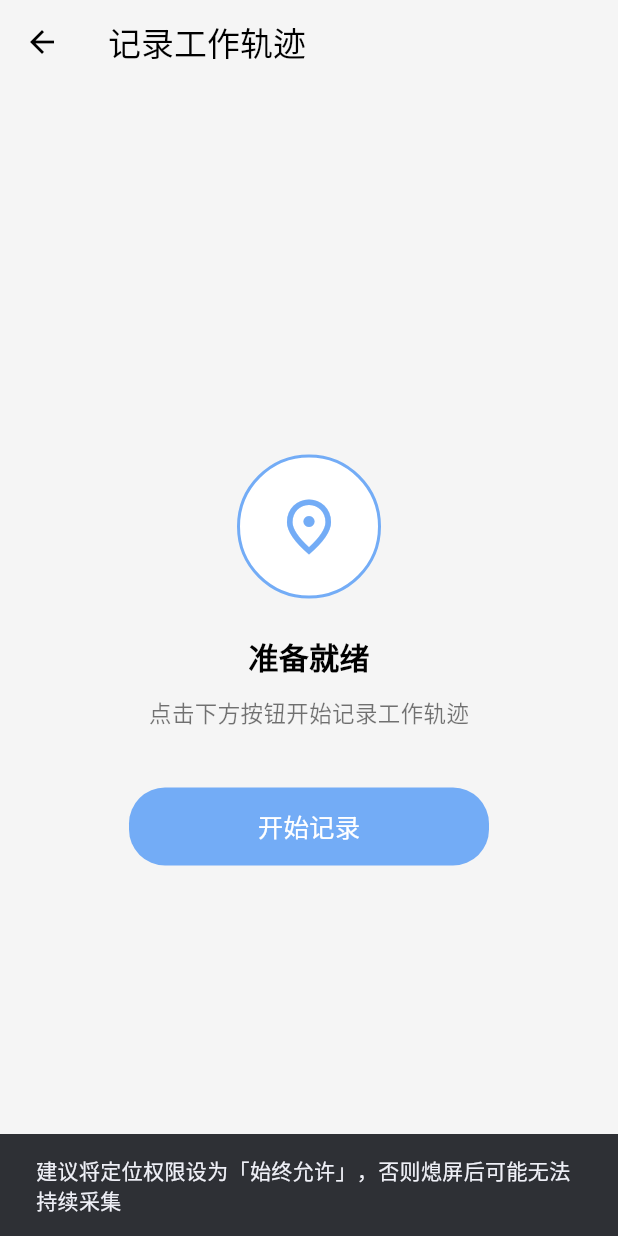
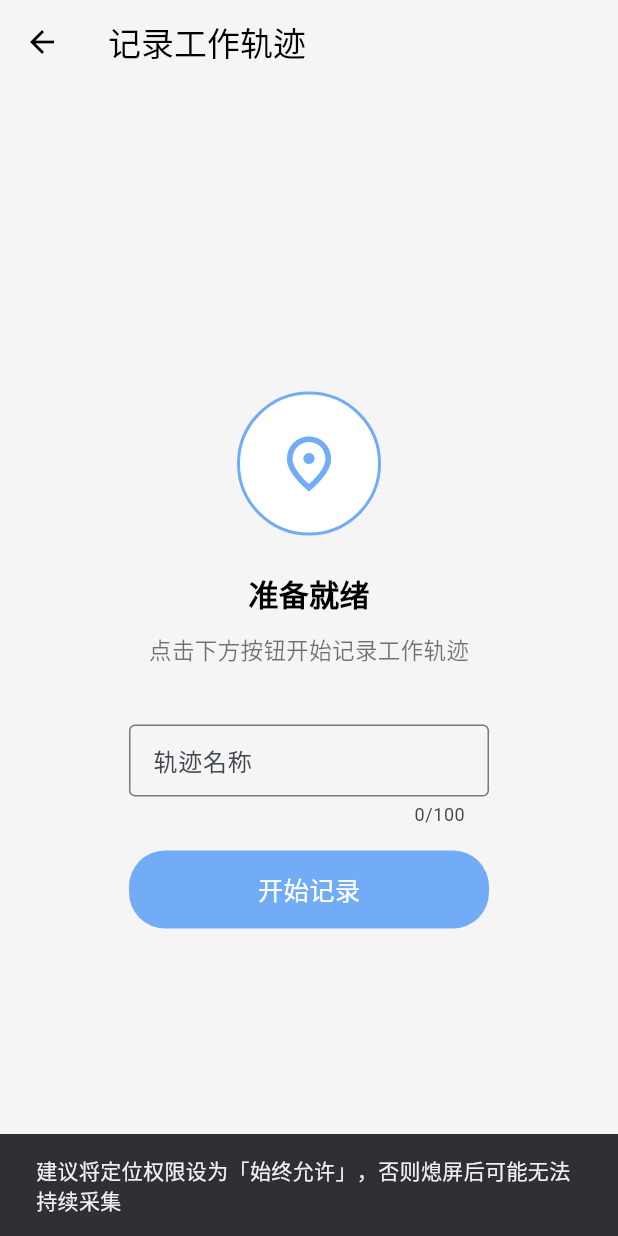
Before and after one commit to Zjylele/work_path_app, a Flutter app: the HomePage screen opened directly, after a tap on "开始记录工作轨迹", on a phone screen of 412 x 824 dp. Run offline on Flutter 3.47's test engine with Material 3 defaults, Android fonts, the phone set to English and light mode, and no system bars; our stand-ins replace connectivity_plus, dio, geolocator, plugin_platform_interface, shared_preferences, sqflite and 1 more; accounts and stored records are empty.

Commit message:
feat(track): 记录轨迹时录入名称——本地库 v3 迁移、上传携带名称、列表与详情展示（旧轨迹显示未命名）

```diff
--- a/lib/models/track.dart
+++ b/lib/models/track.dart
@@ -4,6 +4,7 @@ class Track {
     required this.id,
     required this.userId,
     required this.startTime,
+    this.name,
     this.endTime,
     this.status = 'ongoing',
     this.distance,
@@ -15,6 +16,9 @@ class Track {
 
   /// 所属员工账号/手机号
   final String userId;
+
+  /// 轨迹名称（开始记录时填写；旧数据为 null，展示层统一显示「未命名」）
+  final String? name;
 
   /// 开始时间
   final DateTime startTime;
@@ -38,6 +42,7 @@ class Track {
     return {
       'id': id,
       'user_id': userId,
+      'name': name,
       'start_time': startTime.toIso8601String(),
       'end_time': endTime?.toIso8601String(),
       'status': status,
@@ -50,6 +55,7 @@ class Track {
     return Track(
       id: map['id'] as String,
       userId: map['user_id'] as String,
+      name: map['name'] as String?,
       startTime: DateTime.parse(map['start_time'] as String),
       endTime: map['end_time'] == null
           ? null
@@ -63,6 +69,7 @@ class Track {
   Track copyWith({
     String? id,
     String? userId,
+    String? name,
     DateTime? startTime,
     DateTime? endTime,
     String? status,
@@ -73,6 +80,7 @@ class Track {
     return Track(
       id: id ?? this.id,
       userId: userId ?? this.userId,
+      name: name ?? this.name,
       startTime: startTime ?? this.startTime,
       endTime: clearEndTime ? null : (endTime ?? this.endTime),
       status: status ?? this.status,
--- a/lib/pages/record_track_page.dart
+++ b/lib/pages/record_track_page.dart
@@ -51,6 +51,12 @@ class _RecordTrackPageState extends State<RecordTrackPage> {
   /// 已采集的轨迹点（记录中的点，trackId 暂为空串）
   final List<TrackPoint> _points = [];
 
+  /// 轨迹名称输入框（开始记录前填写）
+  final TextEditingController _nameController = TextEditingController();
+
+  /// 本次记录的轨迹名称（开始时锁定，结束时随轨迹保存并上传）
+  String? _trackName;
+
   /// 位置流订阅（替代 Timer 轮询，熄屏时由前台服务保持运行）
   StreamSubscription<Position>? _positionSub;
 
@@ -66,6 +72,7 @@ class _RecordTrackPageState extends State<RecordTrackPage> {
   @override
   void dispose() {
     _positionSub?.cancel();
+    _nameController.dispose();
     super.dispose();
   }
 
@@ -109,10 +116,17 @@ class _RecordTrackPageState extends State<RecordTrackPage> {
       ..showSnackBar(SnackBar(content: Text(message)));
   }
 
-  /// 开始记录：订阅位置流，按采集间隔持续采点
+  /// 开始记录：校验名称 → 订阅位置流，按采集间隔持续采点
   void _startRecording() {
+    // 名称在开始时填入并锁定，结束上传时随轨迹一并入库
+    final name = _nameController.text.trim();
+    if (name.isEmpty) {
+      _showSnack('请先填写本次轨迹名称');
+      return;
+    }
     setState(() {
       _recording = true;
+      _trackName = name;
       _startTime = DateTime.now();
       _lastSampleTime = _startTime;
       _points.clear();
@@ -265,6 +279,7 @@ class _RecordTrackPageState extends State<RecordTrackPage> {
     final track = Track(
       id: trackId,
       userId: widget.username,
+      name: _trackName,
       startTime: _startTime ?? endTime,
       endTime: endTime,
       status: 'finished',
@@ -282,7 +297,7 @@ class _RecordTrackPageState extends State<RecordTrackPage> {
     TrackUploadService.instance.uploadTrack(track).catchError((_) {});
 
     if (!mounted) return;
-    _showSnack('轨迹已保存，共采集 ${points.length} 个点');
+    _showSnack('「$_trackName」已保存，共采集 ${points.length} 个点');
     Navigator.of(context).pop(true);
   }
 
@@ -355,6 +370,24 @@ class _RecordTrackPageState extends State<RecordTrackPage> {
                   style: const TextStyle(fontSize: 15, color: Colors.black54),
                 ),
                 const SizedBox(height: 40),
+                // 未开始记录时先填名称（开始后收起，名称随本次记录锁定）
+                if (!_recording) ...[
+                  SizedBox(
+                    width: 240,
+                    child: TextField(
+                      controller: _nameController,
+                      maxLength: 100,
+                      textInputAction: TextInputAction.done,
+                      decoration: const InputDecoration(
+                        labelText: '轨迹名称',
+                        hintText: '如：客户拜访行程',
+                        border: OutlineInputBorder(),
+                        isDense: true,
+                      ),
+                    ),
+                  ),
+                  const SizedBox(height: 16),
+                ],
                 // 开始/结束按钮
                 SizedBox(
                   width: 240,
--- a/lib/services/track_database.dart
+++ b/lib/services/track_database.dart
@@ -7,7 +7,7 @@ import '../models/track_point.dart';
 /// 轨迹数据库服务（sqflite）
 ///
 /// 包含两张表：
-/// - track：轨迹主表（id、user_id、start_time、end_time、status、distance）
+/// - track：轨迹主表（id、user_id、name、start_time、end_time、status、distance）
 /// - track_point：轨迹点表（id、track_id、latitude、longitude、record_time）
 ///
 /// 单例使用：[TrackDatabase.instance]
@@ -37,7 +37,7 @@ class TrackDatabase {
     _db = await factory.openDatabase(
       dbPath,
       options: OpenDatabaseOptions(
-        version: 2,
+        version: 3,
         onConfigure: (db) async {
           // 开启外键约束，支持级联删除
           await db.execute('PRAGMA foreign_keys = ON');
@@ -49,12 +49,16 @@ class TrackDatabase {
     return _db!;
   }
 
-  /// 数据库升级：v1 → v2 新增 upload_status 列（轨迹上传状态）
+  /// 数据库升级：v1 → v2 新增 upload_status 列（轨迹上传状态）；
+  /// v2 → v3 新增 name 列（轨迹名称，可空，旧轨迹展示为「未命名」）
   Future<void> _onUpgrade(Database db, int oldVersion, int newVersion) async {
     if (oldVersion < 2) {
       await db.execute(
         "ALTER TABLE track ADD COLUMN upload_status INTEGER NOT NULL DEFAULT 0",
       );
+    }
+    if (oldVersion < 3) {
+      await db.execute('ALTER TABLE track ADD COLUMN name TEXT');
     }
   }
 
@@ -63,6 +67,7 @@ class TrackDatabase {
       CREATE TABLE track (
         id TEXT PRIMARY KEY,
         user_id TEXT NOT NULL,
+        name TEXT,
         start_time TEXT NOT NULL,
         end_time TEXT,
         status TEXT NOT NULL DEFAULT 'ongoing',
--- a/lib/services/track_upload_service.dart
+++ b/lib/services/track_upload_service.dart
@@ -46,6 +46,8 @@ class TrackUploadService {
     final points = await TrackDatabase.instance.getTrackPoints(track.id);
     final payload = <String, dynamic>{
       'clientTrackId': track.id,
+      // 名称随轨迹上传入库；旧轨迹（v3 前记录）为 null，后端按空名称接受
+      'name': track.name,
       'startTime': _formatDateTime(track.startTime),
       'endTime': _formatDateTime(track.endTime ?? track.startTime),
       // 后端状态语义：1=进行中 2=已完成
```
Also changed, not shown: lib/pages/my_tracks_page.dart (+6 -3 lines), lib/pages/track_detail_page.dart (+9 -0 lines), 1 other file.
